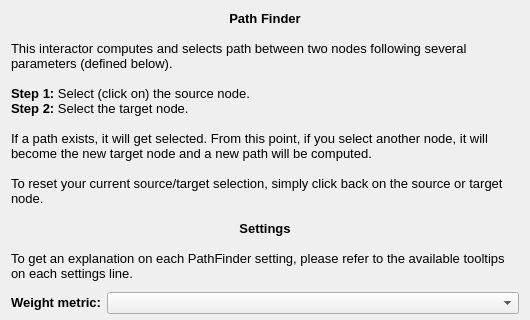
First picture: the form in plugins/interactor/PathFinder/designer/PathFinderConfiguration.ui, repository vadivelselvaraj/TulipGLImprovement, before the edit; both pictures show x 0 to 530 and y 0 to 320 of the 530 by 832 pixel window.
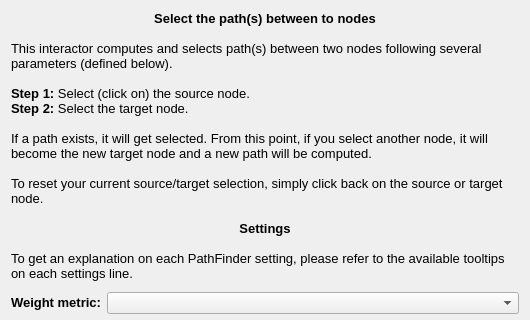
Second picture: the form after the edit.

Commit message: interactors documentation fixes

What changed in the file:
```diff
--- a/plugins/interactor/PathFinder/designer/PathFinderConfiguration.ui
+++ b/plugins/interactor/PathFinder/designer/PathFinderConfiguration.ui
@@ -33,9 +33,9 @@
 &lt;html&gt;&lt;head&gt;&lt;meta name=&quot;qrichtext&quot; content=&quot;1&quot; /&gt;&lt;style type=&quot;text/css&quot;&gt;
 p, li { white-space: pre-wrap; }
 &lt;/style&gt;&lt;/head&gt;&lt;body style=&quot; font-family:'Sans'; font-size:10pt; font-weight:400; font-style:normal;&quot;&gt;
-&lt;p align=&quot;center&quot; style=&quot; margin-top:0px; margin-bottom:0px; margin-left:0px; margin-right:0px; -qt-block-indent:0; text-indent:0px;&quot;&gt;&lt;span style=&quot; font-weight:600;&quot;&gt;Path Finder&lt;/span&gt;&lt;/p&gt;
+&lt;p align=&quot;center&quot; style=&quot; margin-top:0px; margin-bottom:0px; margin-left:0px; margin-right:0px; -qt-block-indent:0; text-indent:0px;&quot;&gt;&lt;span style=&quot; font-weight:600;&quot;&gt;Select the path(s) between to nodes&lt;/span&gt;&lt;/p&gt;
 &lt;p align=&quot;center&quot; style=&quot;-qt-paragraph-type:empty; margin-top:0px; margin-bottom:0px; margin-left:0px; margin-right:0px; -qt-block-indent:0; text-indent:0px; font-weight:600;&quot;&gt;&lt;/p&gt;
-&lt;p style=&quot; margin-top:0px; margin-bottom:0px; margin-left:0px; margin-right:0px; -qt-block-indent:0; text-indent:0px;&quot;&gt;This interactor computes and selects path between two nodes following several parameters (defined below). &lt;/p&gt;
+&lt;p style=&quot; margin-top:0px; margin-bottom:0px; margin-left:0px; margin-right:0px; -qt-block-indent:0; text-indent:0px;&quot;&gt;This interactor computes and selects path(s) between two nodes following several parameters (defined below). &lt;/p&gt;
 &lt;p style=&quot;-qt-paragraph-type:empty; margin-top:0px; margin-bottom:0px; margin-left:0px; margin-right:0px; -qt-block-indent:0; text-indent:0px;&quot;&gt;&lt;/p&gt;
 &lt;p style=&quot; margin-top:0px; margin-bottom:0px; margin-left:0px; margin-right:0px; -qt-block-indent:0; text-indent:0px;&quot;&gt;&lt;span style=&quot; font-weight:600;&quot;&gt;Step 1: &lt;/span&gt;Select (click on) the source node.&lt;/p&gt;
 &lt;p style=&quot; margin-top:0px; margin-bottom:0px; margin-left:0px; margin-right:0px; -qt-block-indent:0; text-indent:0px;&quot;&gt;&lt;span style=&quot; font-weight:600;&quot;&gt;Step 2: &lt;/span&gt;Select the target node.&lt;/p&gt;
```
The commit also changes 8 other files.
